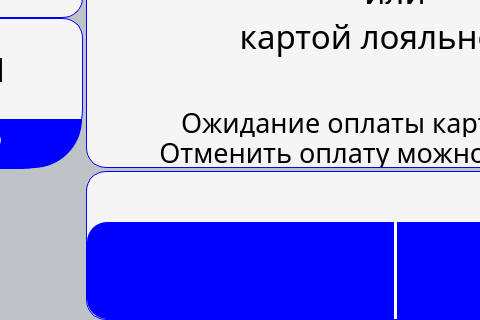
Old version of the form services/gui/resources/ui_interface/buy_window.ui in the repository dmitriymikryukov/vodobox-pro; both pictures show x 117 to 597 and y 282 to 602 of the 1024 by 602 pixel window.
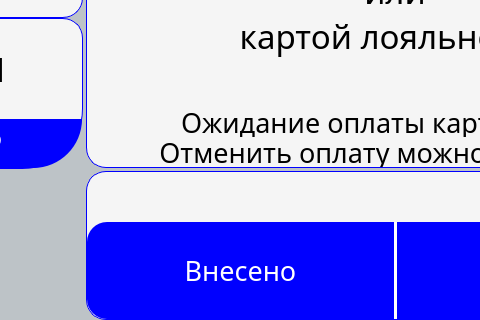
New version of the form. The open tabs and pages were chosen to show the change. Icons and pictures are not drawn.

The edit to the form file:
```diff
--- a/services/gui/resources/ui_interface/buy_window.ui
+++ b/services/gui/resources/ui_interface/buy_window.ui
@@ -778,6 +778,29 @@
                   <number>0</number>
                  </property>
                  <widget class="QWidget" name="choosed_product_empty_page"/>
+                 <widget class="QWidget" name="deposit_cash_page">
+                  <layout class="QVBoxLayout" name="verticalLayout_90">
+                   <item>
+                    <widget class="QLabel" name="deposited_cash_lbl">
+                     <property name="font">
+                      <font>
+                       <family>Rubik</family>
+                       <pointsize>20</pointsize>
+                      </font>
+                     </property>
+                     <property name="styleSheet">
+                      <string notr="true">color: white;</string>
+                     </property>
+                     <property name="text">
+                      <string>Внесено</string>
+                     </property>
+                     <property name="alignment">
+                      <set>Qt::AlignCenter</set>
+                     </property>
+                    </widget>
+                   </item>
+                  </layout>
+                 </widget>
                  <widget class="QWidget" name="choosed_water_and_plug_page">
                   <layout class="QVBoxLayout" name="verticalLayout_56">
                    <item>
```
Left out of the diff: 4 changed lines with no effect on the pictures.
